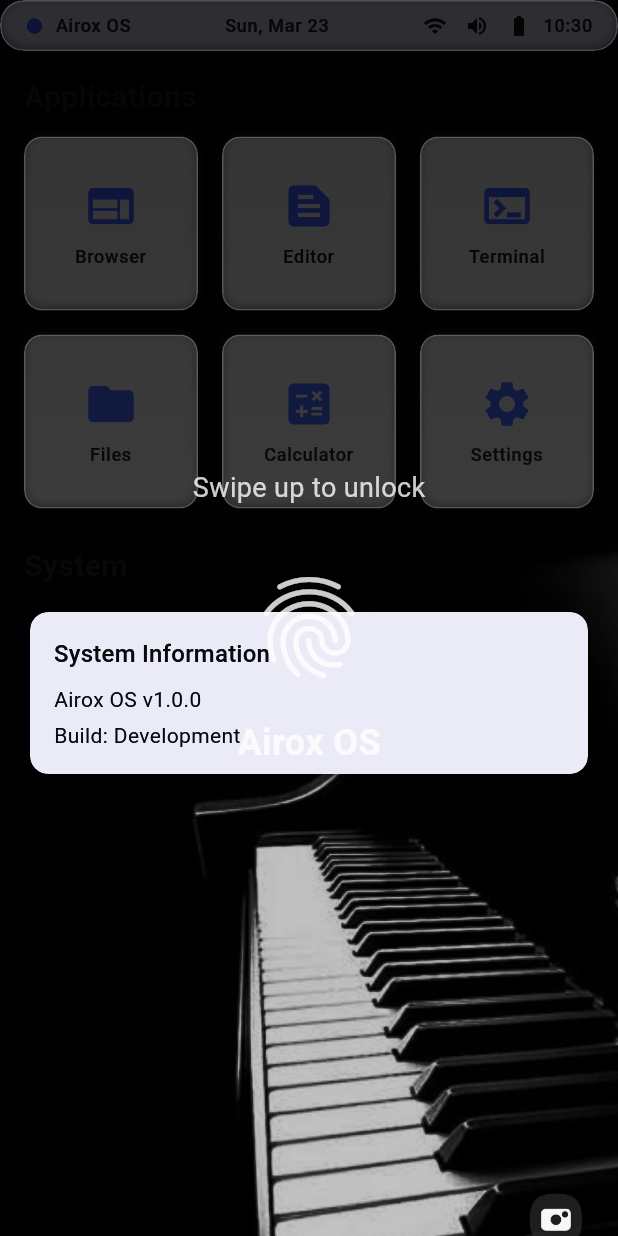
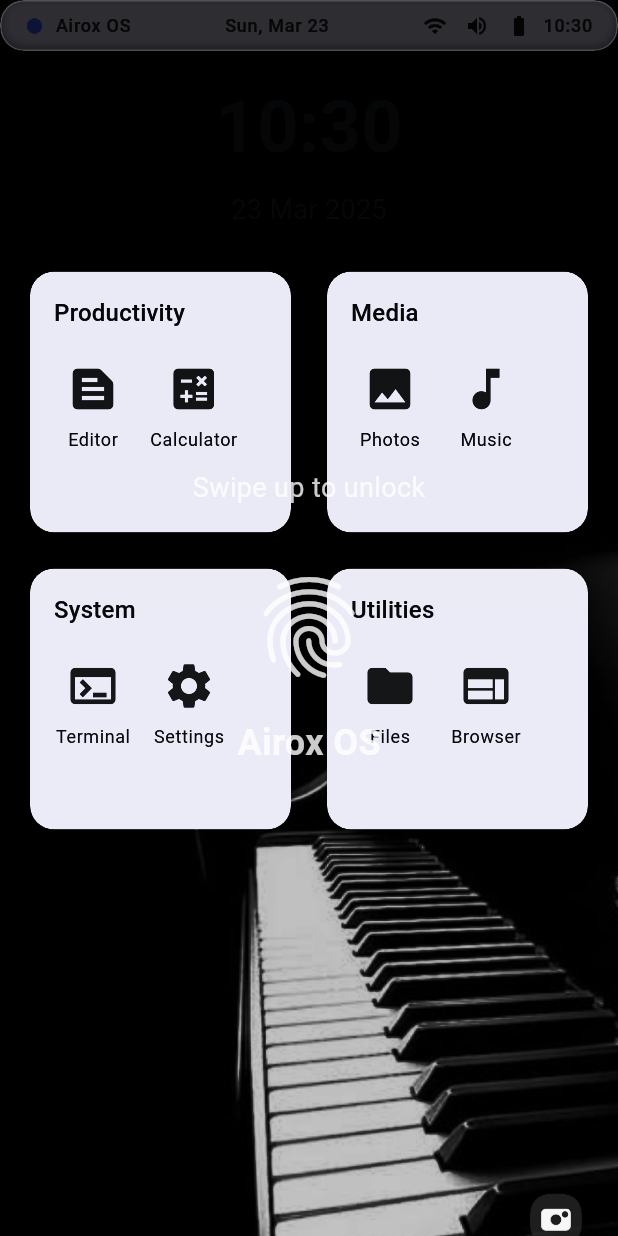
Before and after one commit to airox-os/airoxui, a Flutter app: the screen it shows after launch, on a phone screen of 412 x 824 dp. Run offline on Flutter 3.47's test engine with Material 3 defaults, Android fonts, the phone set to English and light mode, and no system bars.

Commit message:
🎨 Updated the `HomeScreen` widget to include navigation through app dock icons.

```diff
--- a/lib/src/screens/home_screen.dart
+++ b/lib/src/screens/home_screen.dart
@@ -59,7 +59,11 @@
                   desktop: _DesktopHomeLayout(selectedIndex: _selectedIndex),
                 ),
               ),
-              if (!isMobile) Dock(items: _dockItems, isMobile: false),
+              if (!isMobile)
+                Padding(
+                  padding: const EdgeInsets.only(bottom: 16),
+                  child: Dock(items: _dockItems, isMobile: false),
+                ),
             ],
           ),
           // Lock screen overlay
@@ -79,7 +83,9 @@
       ),
       bottomNavigationBar:
           isMobile && !_isLocked
-              ? Dock(
+              ? Padding(
+                padding: const EdgeInsets.all(16),
+                child: Dock(
                   items: _dockItems,
                   isMobile: true,
                   selectedIndex: _selectedIndex,
@@ -88,6 +94,7 @@
                       _selectedIndex = index;
                     });
                   },
+                ),
               )
               : null,
     );
@@ -95,19 +102,18 @@
 
   List<DockItem> get _dockItems => [
     DockItem(
-      icon: Icons.home_outlined,
-      selectedIcon: Icons.home,
-      label: 'Home',
-      onTap: () {
-        setState(() {
-          _selectedIndex = 0;
-        });
-      },
+      icon: Icons.photo,
+      label: 'Photos',
+      onTap: () => Navigator.pushNamed(context, '/photos'),
     ),
     DockItem(
-      icon: Icons.apps_outlined,
-      selectedIcon: Icons.apps,
-      label: 'Applications',
+      icon: Icons.terminal,
+      label: 'Terminal',
+      onTap: () => Navigator.pushNamed(context, '/terminal'),
+    ),
+    DockItem(
+      icon: Icons.apps,
+      label: 'Apps',
       onTap: () {
         setState(() {
           _selectedIndex = 1;
@@ -115,19 +121,12 @@
       },
     ),
     DockItem(
-      icon: Icons.folder_outlined,
-      selectedIcon: Icons.folder,
-      label: 'Files',
-      onTap: () => Navigator.pushNamed(context, '/files'),
+      icon: Icons.calculate,
+      label: 'Calculator',
+      onTap: () => Navigator.pushNamed(context, '/calculator'),
     ),
     DockItem(
-      icon: Icons.terminal,
-      label: 'Terminal',
-      onTap: () => Navigator.pushNamed(context, '/terminal'),
-    ),
-    DockItem(
-      icon: Icons.settings_outlined,
-      selectedIcon: Icons.settings,
+      icon: Icons.settings,
       label: 'Settings',
       onTap: () => Navigator.pushNamed(context, '/settings'),
     ),
@@ -141,130 +140,146 @@
 
   @override
   Widget build(BuildContext context) {
-    // Show different content based on the selected index
-    if (selectedIndex == 1) {
-      return _buildAppsGrid(context);
-    }
-
-    // Default home view
     return ListView(
       padding: const EdgeInsets.all(16),
       children: [
-        const Text(
-          'Applications',
-          style: TextStyle(fontSize: 20, fontWeight: FontWeight.bold),
+        // Centralized digital clock with date
+        Center(
+          child: Column(
+            children: [
+              Text(
+                _getCurrentTime(),
+                style: const TextStyle(
+                  fontSize: 48,
+                  fontWeight: FontWeight.bold,
                 ),
-        const SizedBox(height: 12),
+              ),
+              const SizedBox(height: 8),
+              Text(
+                _getCurrentDate(),
+                style: const TextStyle(
+                  fontSize: 18,
+                  fontWeight: FontWeight.w400,
+                ),
+              ),
+            ],
+          ),
+        ),
+        const SizedBox(height: 24),
+
+        // Widget tiles containing clumps of apps
         GridView.count(
-          crossAxisCount: 3,
+          crossAxisCount: 2,
           shrinkWrap: true,
           physics: const NeverScrollableScrollPhysics(),
           mainAxisSpacing: 16,
           crossAxisSpacing: 16,
           children: [
-            AppTile(
-              icon: Icons.web,
-              label: 'Browser',
-              onTap: () => Navigator.pushNamed(context, '/browser'),
+            _buildAppClumpTile(
+              context,
+              title: 'Productivity',
+              apps: [
+                {'icon': Icons.text_snippet, 'label': 'Editor'},
+                {'icon': Icons.calculate, 'label': 'Calculator'},
+              ],
             ),
-            AppTile(
-              icon: Icons.text_snippet,
-              label: 'Editor',
-              onTap: () => Navigator.pushNamed(context, '/editor'),
+            _buildAppClumpTile(
+              context,
+              title: 'Media',
+              apps: [
+                {'icon': Icons.photo, 'label': 'Photos'},
+                {'icon': Icons.music_note, 'label': 'Music'},
+              ],
             ),
-            AppTile(
-              icon: Icons.terminal,
-              label: 'Terminal',
-              onTap: () => Navigator.pushNamed(context, '/terminal'),
+            _buildAppClumpTile(
+              context,
+              title: 'System',
+              apps: [
+                {'icon': Icons.terminal, 'label': 'Terminal'},
+                {'icon': Icons.settings, 'label': 'Settings'},
+              ],
             ),
-            AppTile(
-              icon: Icons.folder,
-              label: 'Files',
-              onTap: () => Navigator.pushNamed(context, '/files'),
-            ),
-            AppTile(
-              icon: Icons.calculate,
-              label: 'Calculator',
-              onTap: () => Navigator.pushNamed(context, '/calculator'),
-            ),
-            AppTile(
-              icon: Icons.settings,
-              label: 'Settings',
-              onTap: () => Navigator.pushNamed(context, '/settings'),
+            _buildAppClumpTile(
+              context,
+              title: 'Utilities',
+              apps: [
+                {'icon': Icons.folder, 'label': 'Files'},
+                {'icon': Icons.web, 'label': 'Browser'},
+              ],
             ),
           ],
-        ),
-        const SizedBox(height: 24),
-        const Text(
-          'System',
-          style: TextStyle(fontSize: 20, fontWeight: FontWeight.bold),
-        ),
-        const SizedBox(height: 12),
-        Card(
-          child: Padding(
-            padding: const EdgeInsets.all(16.0),
-            child: Column(
-              crossAxisAlignment: CrossAxisAlignment.start,
-              children: [
-                Text(
-                  'System Information',
-                  style: Theme.of(context).textTheme.titleMedium,
-                ),
-                const SizedBox(height: 8),
-                const Text('Airox OS v1.0.0'),
-                const SizedBox(height: 4),
-                const Text('Build: Development'),
-              ],
-            ),
-          ),
         ),
       ],
     );
   }
 
-  Widget _buildAppsGrid(BuildContext context) {
-    return GridView.builder(
+  String _getCurrentTime() {
+    final now = DateTime.now();
+    return '${now.hour.toString().padLeft(2, '0')}:${now.minute.toString().padLeft(2, '0')}';
+  }
+
+  String _getCurrentDate() {
+    final now = DateTime.now();
+    const months = [
+      'Jan',
+      'Feb',
+      'Mar',
+      'Apr',
+      'May',
+      'Jun',
+      'Jul',
+      'Aug',
+      'Sep',
+      'Oct',
+      'Nov',
+      'Dec',
+    ];
+    return '${now.day} ${months[now.month - 1]} ${now.year}';
+  }
+
+  Widget _buildAppClumpTile(
+    BuildContext context, {
+    required String title,
+    required List<Map<String, dynamic>> apps,
+  }) {
+    return Card(
+      shape: RoundedRectangleBorder(borderRadius: BorderRadius.circular(16)),
+      elevation: 4,
+      child: Padding(
         padding: const EdgeInsets.all(16),
-      gridDelegate: const SliverGridDelegateWithFixedCrossAxisCount(
-        crossAxisCount: 4,
-        childAspectRatio: 0.75,
-        mainAxisSpacing: 12,
-        crossAxisSpacing: 12,
-      ),
-      itemCount: 16, // Example number of apps
-      itemBuilder: (context, index) {
-        // Just showing some sample apps - in a real OS you'd have a proper app list
-        final apps = [
-          {'icon': Icons.web, 'name': 'Browser'},
-          {'icon': Icons.text_snippet, 'name': 'Editor'},
-          {'icon': Icons.terminal, 'name': 'Terminal'},
-          {'icon': Icons.folder, 'name': 'Files'},
-          {'icon': Icons.calculate, 'name': 'Calculator'},
-          {'icon': Icons.settings, 'name': 'Settings'},
-          {'icon': Icons.mail, 'name': 'Mail'},
-          {'icon': Icons.calendar_today, 'name': 'Calendar'},
-          {'icon': Icons.message, 'name': 'Messages'},
-          {'icon': Icons.music_note, 'name': 'Music'},
-          {'icon': Icons.photo, 'name': 'Photos'},
-          {'icon': Icons.video_library, 'name': 'Videos'},
-          {'icon': Icons.book, 'name': 'Books'},
-          {'icon': Icons.work, 'name': 'Work'},
-          {'icon': Icons.games, 'name': 'Games'},
-          {'icon': Icons.store, 'name': 'Store'},
-        ];
-
-        final app = apps[index % apps.length];
-
-        return AppTile(
-          icon: app['icon'] as IconData,
-          label: app['name'] as String,
-          onTap:
+        child: Column(
+          crossAxisAlignment: CrossAxisAlignment.start,
+          children: [
+            Text(title, style: Theme.of(context).textTheme.titleMedium),
+            const SizedBox(height: 12),
+            Wrap(
+              spacing: 12,
+              runSpacing: 12,
+              children:
+                  apps.map((app) {
+                    return Column(
+                      mainAxisSize: MainAxisSize.min,
+                      children: [
+                        IconButton(
+                          icon: Icon(app['icon']),
+                          iconSize: 36,
+                          onPressed:
                               () => Navigator.pushNamed(
                                 context,
-                '/${(app['name'] as String).toLowerCase()}',
+                                '/${app['label'].toLowerCase()}',
                               ),
+                        ),
+                        Text(
+                          app['label'],
+                          style: Theme.of(context).textTheme.bodySmall,
+                        ),
+                      ],
                     );
-      },
+                  }).toList(),
+            ),
+          ],
+        ),
+      ),
     );
   }
 }
@@ -276,47 +291,47 @@
 
   @override
   Widget build(BuildContext context) {
-    return Padding(
-      padding: const EdgeInsets.all(24.0),
-      child: GridView.count(
-        crossAxisCount: 6,
-        mainAxisSpacing: 20,
-        crossAxisSpacing: 20,
+    return Center(
+      child: Column(
+        mainAxisAlignment: MainAxisAlignment.center,
         children: [
-          AppTile(
-            icon: Icons.web,
-            label: 'Browser',
-            onTap: () => Navigator.pushNamed(context, '/browser'),
+          // Centralized digital clock with date
+          Text(
+            _getCurrentTime(),
+            style: const TextStyle(fontSize: 64, fontWeight: FontWeight.bold),
           ),
-          AppTile(
-            icon: Icons.text_snippet,
-            label: 'Editor',
-            onTap: () => Navigator.pushNamed(context, '/editor'),
+          const SizedBox(height: 16),
+          Text(
+            _getCurrentDate(),
+            style: const TextStyle(fontSize: 24, fontWeight: FontWeight.w400),
           ),
-          AppTile(
-            icon: Icons.terminal,
-            label: 'Terminal',
-            onTap: () => Navigator.pushNamed(context, '/terminal'),
-          ),
-          AppTile(
-            icon: Icons.folder,
-            label: 'Files',
-            onTap: () => Navigator.pushNamed(context, '/files'),
-          ),
-          AppTile(
-            icon: Icons.calculate,
-            label: 'Calculator',
-            onTap: () => Navigator.pushNamed(context, '/calculator'),
-          ),
-          AppTile(
-            icon: Icons.settings,
-            label: 'Settings',
-            onTap: () => Navigator.pushNamed(context, '/settings'),
-          ),
-          // Add more app tiles here
         ],
       ),
     );
+  }
+
+  String _getCurrentTime() {
+    final now = DateTime.now();
+    return '${now.hour.toString().padLeft(2, '0')}:${now.minute.toString().padLeft(2, '0')}';
+  }
+
+  String _getCurrentDate() {
+    final now = DateTime.now();
+    const months = [
+      'Jan',
+      'Feb',
+      'Mar',
+      'Apr',
+      'May',
+      'Jun',
+      'Jul',
+      'Aug',
+      'Sep',
+      'Oct',
+      'Nov',
+      'Dec',
+    ];
+    return '${now.day} ${months[now.month - 1]} ${now.year}';
   }
 }
 
```
Also changed, not shown: lib/src/widgets/dock.dart (+17 -7 lines). Lines whose indentation alone changed are shown as unchanged.
